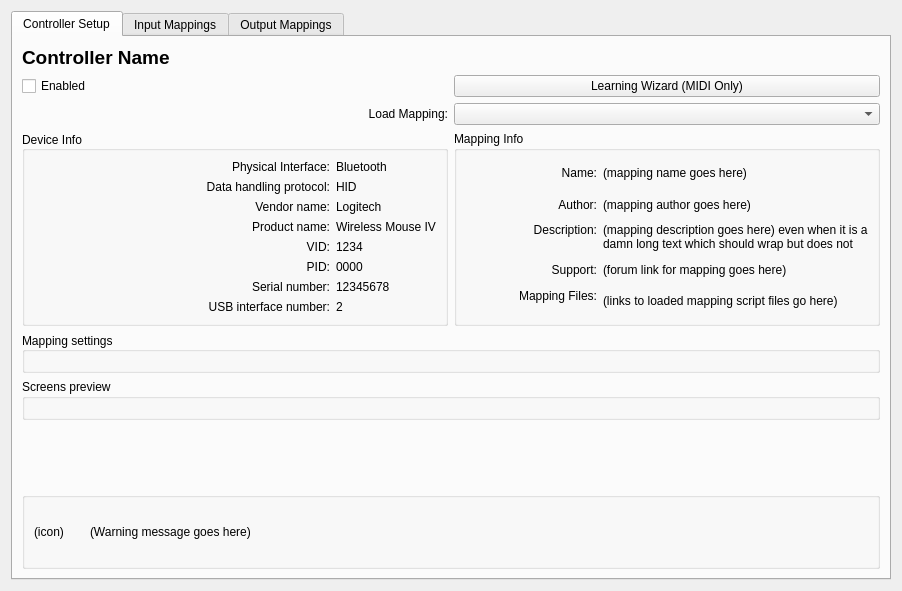
Before: the Qt Designer form src/controllers/dlgprefcontrollerdlg.ui in JoergAtGithub/mixxx, drawn with Qt 5.
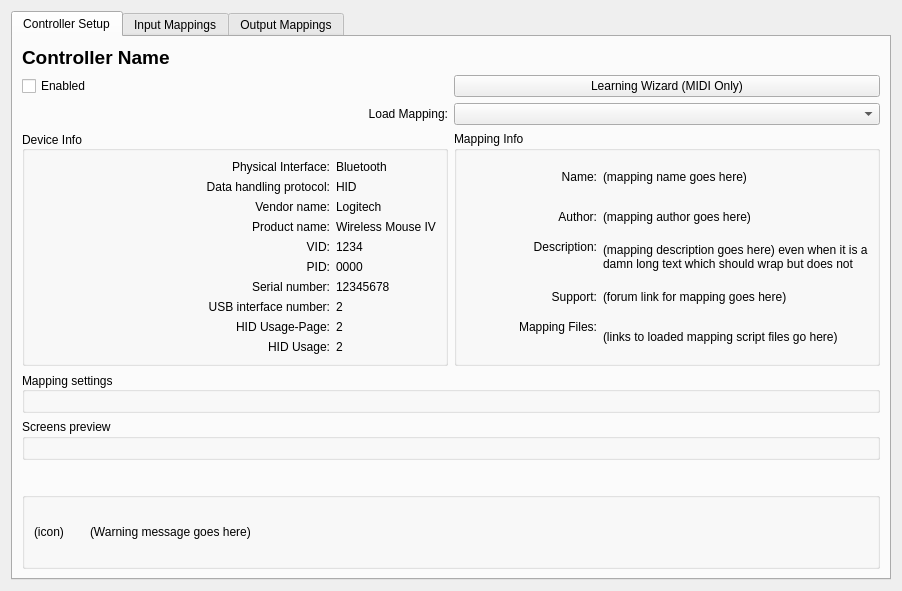
After: the same form once the commit is applied.

Commit message:
Enhance UI to display HID UsagePage and Usage details
Added `hidcontroller.h` to `dlgprefcontroller.cpp` for HID functionalities.
Updated `DlgPrefController` constructor to show HID UsagePage and Usage.
Removed `wordWrap` from QLabel widgets in `dlgprefcontrollerdlg.ui`.
Added new QLabel widgets for HID UsagePage and Usage in `dlgprefcontrollerdlg.ui`.
Extended `HidController` class with methods for HID UsagePage and Usage.
Simplified `getUsagePageDescription` method for vendor-defined pages.
Added methods to `DeviceInfo` class for HID UsagePage and Usage.

What changed in the file:
```diff
--- a/src/controllers/dlgprefcontrollerdlg.ui
+++ b/src/controllers/dlgprefcontrollerdlg.ui
@@ -404,6 +404,82 @@
                    </widget>
                  </item>
                  <item row="8" column="0">
+                   <widget class="QLabel" name="labelHidUsagePage">
+                     <property name="sizePolicy">
+                       <sizepolicy hsizetype="Minimum" vsizetype="Minimum">
+                         <horstretch>0</horstretch>
+                         <verstretch>0</verstretch>
+                       </sizepolicy>
+                     </property>
+                     <property name="text">
+                       <string>HID Usage-Page:</string>
+                     </property>
+                     <property name="alignment">
+                       <set>Qt::AlignRight|Qt::AlignTrailing|Qt::AlignVCenter</set>
+                     </property>
+                   </widget>
+                 </item>
+                 <item row="8" column="1">
+                   <widget class="QLabel" name="labelHidUsagePageValue">
+                     <property name="sizePolicy">
+                       <sizepolicy hsizetype="Minimum" vsizetype="Minimum">
+                         <horstretch>0</horstretch>
+                         <verstretch>0</verstretch>
+                       </sizepolicy>
+                     </property>
+                     <property name="minimumSize">
+                       <size>
+                         <width>0</width>
+                         <height>0</height>
+                       </size>
+                     </property>
+                     <property name="toolTip">
+                       <string notr="true"/>
+                     </property>
+                     <property name="text">
+                       <string notr="true">2</string>
+                     </property>
+                   </widget>
+                 </item>
+                 <item row="9" column="0">
+                   <widget class="QLabel" name="labelHidUsage">
+                     <property name="sizePolicy">
+                       <sizepolicy hsizetype="Minimum" vsizetype="Minimum">
+                         <horstretch>0</horstretch>
+                         <verstretch>0</verstretch>
+                       </sizepolicy>
+                     </property>
+                     <property name="text">
+                       <string>HID Usage:</string>
+                     </property>
+                     <property name="alignment">
+                       <set>Qt::AlignRight|Qt::AlignTrailing|Qt::AlignVCenter</set>
+                     </property>
+                   </widget>
+                 </item>
+                 <item row="9" column="1">
+                   <widget class="QLabel" name="labelHidUsageValue">
+                     <property name="sizePolicy">
+                       <sizepolicy hsizetype="Minimum" vsizetype="Minimum">
+                         <horstretch>0</horstretch>
+                         <verstretch>0</verstretch>
+                       </sizepolicy>
+                     </property>
+                     <property name="minimumSize">
+                       <size>
+                         <width>0</width>
+                         <height>0</height>
+                       </size>
+                     </property>
+                     <property name="toolTip">
+                       <string notr="true"/>
+                     </property>
+                     <property name="text">
+                       <string notr="true">2</string>
+                     </property>
+                   </widget>
+                 </item>
+                 <item row="10" column="0">
                    <spacer name="verticalSpacerDeviceinfo">
                      <property name="orientation">
                        <enum>Qt::Vertical</enum>
```
Left out of the diff: 24 changed lines with no effect on the pictures. The commit also changes 4 other files.
